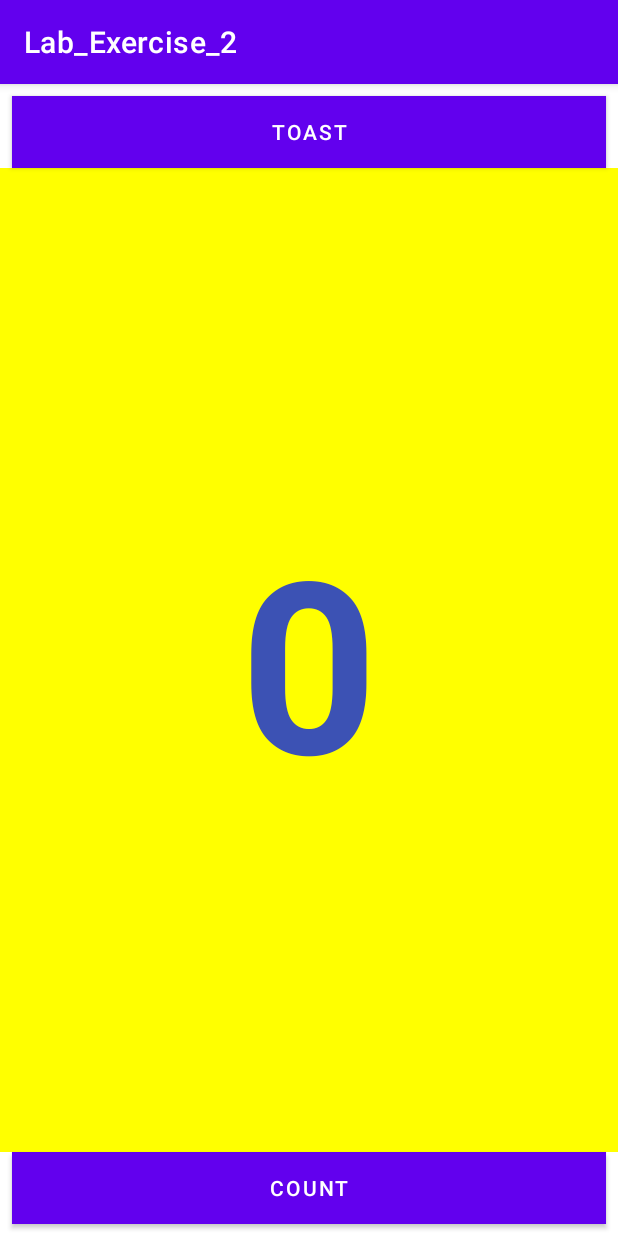
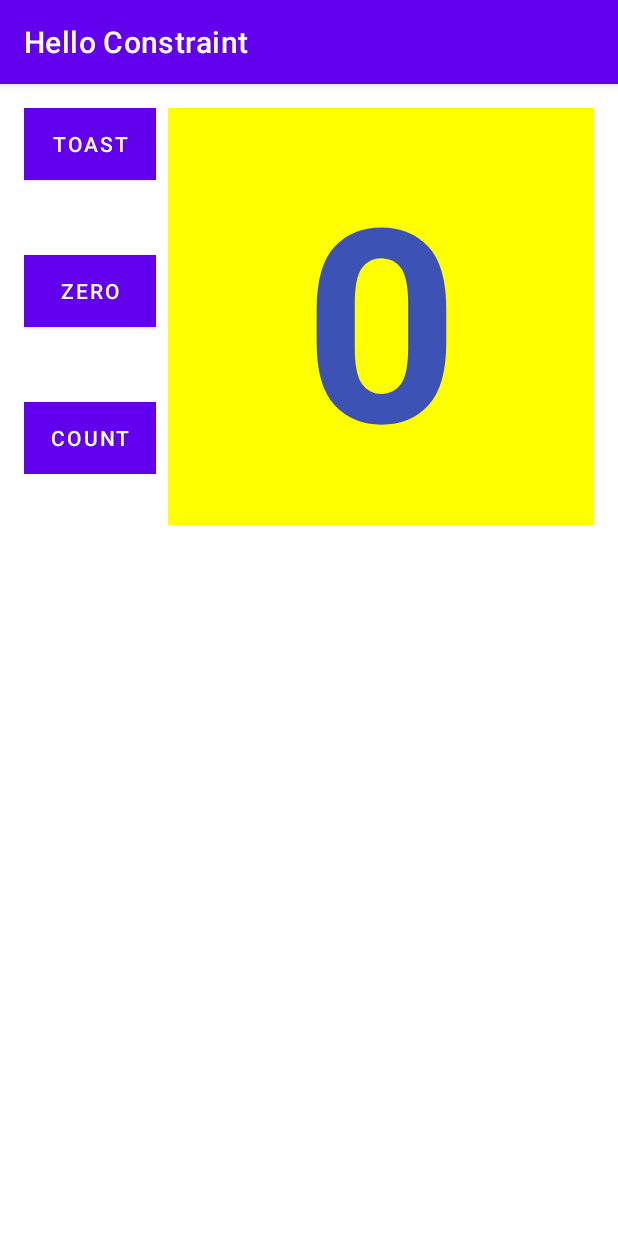
Before and after one commit to binayathapamagar/Lab_Exercise_2, an Android app: the screen it shows after launch (MainActivity), on a phone screen of 412 x 824 dp. Run offline under Robolectric (Android 15) with nearby library versions, the phone set to English and light mode, and no system bars.

Commit message:
60% DONE

```diff
--- a/app/src/main/java/com/example/lab_exercise_2/MainActivity.java
+++ b/app/src/main/java/com/example/lab_exercise_2/MainActivity.java
@@ -31,4 +31,7 @@ public class MainActivity extends AppCompatActivity {
         }
     }
 
+    public void resetToZero(View view) {
+
+    }
 }
--- a/app/src/main/res/layout-land/activity_main.xml
+++ b/app/src/main/res/layout-land/activity_main.xml
@@ -6,51 +6,74 @@
     android:layout_height="match_parent"
     tools:context=".MainActivity">
 
+    <LinearLayout
+        android:layout_width="match_parent"
+        android:layout_height="match_parent"
+        android:layout_marginStart="16dp"
+        android:layout_marginTop="16dp"
+        android:layout_marginEnd="16dp"
+        android:layout_marginBottom="8dp"
+        android:orientation="horizontal"
+        app:layout_constraintBottom_toBottomOf="parent"
+        app:layout_constraintEnd_toEndOf="parent"
+        app:layout_constraintStart_toStartOf="parent"
+        app:layout_constraintTop_toTopOf="parent">
+
+        <LinearLayout
+            android:layout_width="wrap_content"
+            android:layout_height="match_parent"
+            android:layout_marginEnd="8dp"
+            android:orientation="vertical">
+
             <Button
                 android:id="@+id/button_toast"
-        android:layout_width="0dp"
+                android:layout_width="match_parent"
                 android:layout_height="wrap_content"
-        android:layout_marginStart="8dp"
-        android:layout_marginTop="8dp"
-        android:layout_marginEnd="8dp"
                 android:background="@color/colorPrimary"
+                android:onClick="showToast"
                 android:text="@string/button_label_toast"
                 android:textColor="@color/white"
-        android:onClick="showToast"
-        app:layout_constraintEnd_toEndOf="parent"
-        app:layout_constraintStart_toStartOf="parent"
-        app:layout_constraintTop_toTopOf="parent" />
+                tools:layout_editor_absoluteX="8dp"
+                tools:layout_editor_absoluteY="5dp" />
+
+            <Button
+                android:id="@+id/button_zero"
+                android:layout_width="match_parent"
+                android:layout_height="wrap_content"
+                android:background="@color/colorPrimary"
+                android:onClick="resetToZero"
+                android:text="@string/button_label_zero"
+                android:textColor="@color/white"
+                tools:layout_editor_absoluteX="11dp"
+                tools:layout_editor_absoluteY="143dp" />
 
             <Button
                 android:id="@+id/button_count"
-        android:layout_width="0dp"
+                android:layout_width="match_parent"
                 android:layout_height="wrap_content"
-        android:layout_marginStart="8dp"
-        android:layout_marginEnd="8dp"
-        android:layout_marginBottom="8dp"
                 android:background="@color/colorPrimary"
+                android:onClick="countUp"
                 android:text="@string/button_label_count"
                 android:textColor="@color/white"
-        android:onClick="countUp"
-        app:layout_constraintBottom_toBottomOf="parent"
-        app:layout_constraintEnd_toEndOf="parent"
-        app:layout_constraintStart_toStartOf="parent" />
+                tools:layout_editor_absoluteX="11dp"
+                tools:layout_editor_absoluteY="282dp" />
+
+        </LinearLayout>
 
         <TextView
             android:id="@+id/show_count"
-        android:layout_width="0dp"
-        android:layout_height="0dp"
+            android:layout_width="match_parent"
+            android:layout_height="match_parent"
+            android:background="#FFFF00"
+            android:gravity="center"
             android:text="@string/count_initial_value"
             android:textAlignment="center"
-        android:gravity="center"
-        android:background="#FFFF00"
+            android:textColor="@color/colorPrimary"
             android:textSize="120sp"
             android:textStyle="bold"
-        android:textColor="@color/colorPrimary"
-        app:layout_constraintBottom_toTopOf="@+id/button_count"
-        app:layout_constraintEnd_toEndOf="parent"
-        app:layout_constraintHorizontal_bias="0.498"
-        app:layout_constraintStart_toStartOf="parent"
-        app:layout_constraintTop_toBottomOf="@+id/button_toast" />
+            tools:layout_editor_absoluteX="196dp"
+            tools:layout_editor_absoluteY="21dp" />
+
+    </LinearLayout>
 
 </androidx.constraintlayout.widget.ConstraintLayout>
--- a/app/src/main/res/layout/activity_main.xml
+++ b/app/src/main/res/layout/activity_main.xml
@@ -6,51 +6,79 @@
     android:layout_height="match_parent"
     tools:context=".MainActivity">
 
+    <LinearLayout
+        android:layout_width="match_parent"
+        android:layout_height="wrap_content"
+        android:orientation="horizontal"
+        app:layout_constraintEnd_toEndOf="parent"
+        app:layout_constraintStart_toStartOf="parent"
+        app:layout_constraintTop_toTopOf="parent">
+
+        <LinearLayout
+            android:layout_width="wrap_content"
+            android:layout_height="wrap_content"
+            android:layout_marginStart="16dp"
+            android:layout_marginTop="16dp"
+            android:layout_marginEnd="8dp"
+            android:layout_marginBottom="34dp"
+            android:orientation="vertical"
+            app:layout_constraintEnd_toStartOf="@+id/show_count"
+            app:layout_constraintStart_toStartOf="parent"
+            app:layout_constraintTop_toTopOf="parent">
+
             <Button
                 android:id="@+id/button_toast"
-        android:layout_width="0dp"
+                android:layout_width="match_parent"
                 android:layout_height="wrap_content"
-        android:layout_marginStart="8dp"
-        android:layout_marginTop="8dp"
-        android:layout_marginEnd="8dp"
+                android:layout_marginBottom="50dp"
                 android:background="@color/colorPrimary"
+                android:onClick="showToast"
                 android:text="@string/button_label_toast"
                 android:textColor="@color/white"
-        android:onClick="showToast"
-        app:layout_constraintEnd_toEndOf="parent"
-        app:layout_constraintStart_toStartOf="parent"
-        app:layout_constraintTop_toTopOf="parent" />
+                tools:layout_editor_absoluteX="26dp"
+                tools:layout_editor_absoluteY="16dp" />
+
+            <Button
+                android:id="@+id/button_zero"
+                android:layout_width="match_parent"
+                android:layout_height="wrap_content"
+                android:layout_marginBottom="50dp"
+                android:background="@color/colorPrimary"
+                android:onClick="resetToZero"
+                android:text="@string/button_label_zero"
+                android:textColor="@color/white"
+                tools:layout_editor_absoluteX="26dp"
+                tools:layout_editor_absoluteY="129dp" />
 
             <Button
                 android:id="@+id/button_count"
-        android:layout_width="0dp"
+                android:layout_width="match_parent"
                 android:layout_height="wrap_content"
-        android:layout_marginStart="8dp"
-        android:layout_marginEnd="8dp"
-        android:layout_marginBottom="8dp"
                 android:background="@color/colorPrimary"
+                android:onClick="countUp"
                 android:text="@string/button_label_count"
                 android:textColor="@color/white"
-        android:onClick="countUp"
-        app:layout_constraintBottom_toBottomOf="parent"
-        app:layout_constraintEnd_toEndOf="parent"
-        app:layout_constraintStart_toStartOf="parent" />
+                tools:layout_editor_absoluteX="26dp"
+                tools:layout_editor_absoluteY="247dp" />
+
+        </LinearLayout>
 
         <TextView
             android:id="@+id/show_count"
-        android:layout_width="0dp"
-        android:layout_height="0dp"
+            android:layout_width="match_parent"
+            android:layout_height="match_parent"
+            android:layout_marginTop="16dp"
+            android:layout_marginEnd="16dp"
+            android:background="#FFFF00"
+            android:gravity="center"
             android:text="@string/count_initial_value"
             android:textAlignment="center"
-        android:gravity="center"
-        android:background="#FFFF00"
-        android:textSize="160sp"
+            android:textColor="@color/colorPrimary"
+            android:textSize="180sp"
             android:textStyle="bold"
-        android:textColor="@color/colorPrimary"
-        app:layout_constraintBottom_toTopOf="@+id/button_count"
             app:layout_constraintEnd_toEndOf="parent"
-        app:layout_constraintHorizontal_bias="0.498"
-        app:layout_constraintStart_toStartOf="parent"
-        app:layout_constraintTop_toBottomOf="@+id/button_toast" />
+            app:layout_constraintTop_toTopOf="parent" />
+
+    </LinearLayout>
 
 </androidx.constraintlayout.widget.ConstraintLayout>
--- a/app/src/main/res/values/colors.xml
+++ b/app/src/main/res/values/colors.xml
@@ -1,6 +1,7 @@
 <?xml version="1.0" encoding="utf-8"?>
 <resources>
     <color name="colorPrimary">#3C52B4</color>
+    <color name="gray">#808080</color>
     <color name="purple_200">#FFBB86FC</color>
     <color name="purple_500">#FF6200EE</color>
     <color name="purple_700">#FF3700B3</color>
--- a/app/src/main/res/values/strings.xml
+++ b/app/src/main/res/values/strings.xml
@@ -1,7 +1,8 @@
 <resources>
-    <string name="app_name">Lab_Exercise_2</string>
-    <string name="button_label_toast">Toast</string>
-    <string name="button_label_count">Count</string>
+    <string name="app_name">Hello Constraint</string>
+    <string name="button_label_toast">TOAST</string>
+    <string name="button_label_count">COUNT</string>
+    <string name="button_label_zero">ZERO</string>
     <string name="count_initial_value">0</string>
     <string name="toast_message">Hello Toast!</string>
 </resources>
```
Lines whose indentation alone changed are shown as unchanged.
